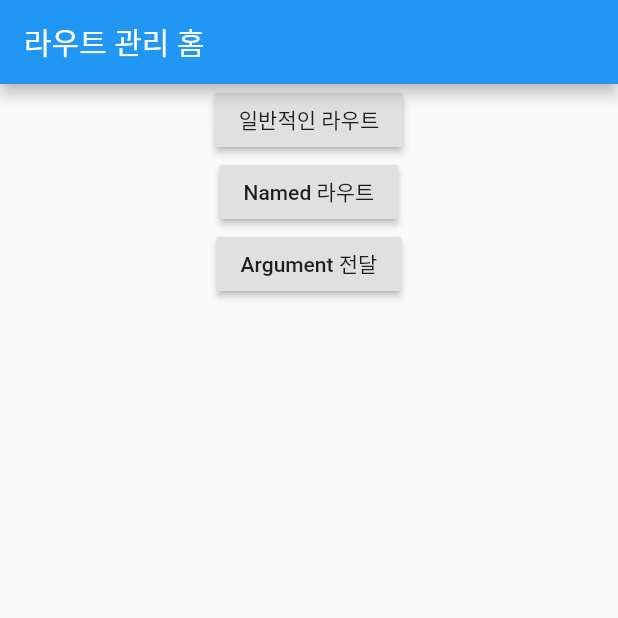
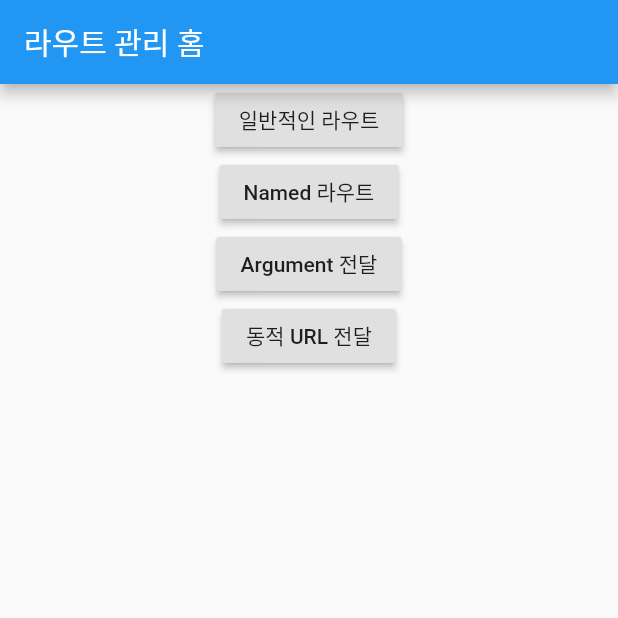
Before and after one commit to hunderboy/Flutter_GetX, a Flutter app: the screen it shows after launch, on a phone screen of 412 x 824 dp, the top half of it. Run offline on Flutter 3.47's test engine with Material 2 defaults, Android fonts, the phone set to English and light mode, and no system bars; our stand-ins replace get.

Commit message:
URL 데이터 전달

```diff
--- a/lib/main.dart
+++ b/lib/main.dart
@@ -5,6 +5,7 @@ import 'package:getx_example/src/home.dart';
 import 'src/pages/named/first.dart';
 import 'src/pages/named/second.dart';
 import 'src/pages/next.dart';
+import 'src/pages/user.dart';
 
 void main() {
   runApp(const MyApp());
@@ -36,6 +37,10 @@ class MyApp extends StatelessWidget {
             name: "/next",
             page: () => NextPage(),
             transition: Transition.zoom),
+        GetPage(
+            name: "/user/:uid",
+            page: () => UserPage(),
+            transition: Transition.zoom),
       ],
     );
   }
--- a/lib/src/home.dart
+++ b/lib/src/home.dart
@@ -33,6 +33,13 @@ class Home extends StatelessWidget {
                 Get.toNamed("/next", arguments: User("개발하는남자", 22));
               },
             ),
+            RaisedButton(
+              child: Text("동적 URL 전달"),
+              onPressed: () {
+                // arguments 에 객체나 String, Int 등 다양한 타입의 데이터를 이동하는 화면에 전달 가능
+                Get.toNamed("/user/28357?name=개남&age=22");
+              },
+            ),
           ],
         ),
       ),
```
Also changed, not shown: lib/src/pages/user.dart (added, +33 -0 lines).
